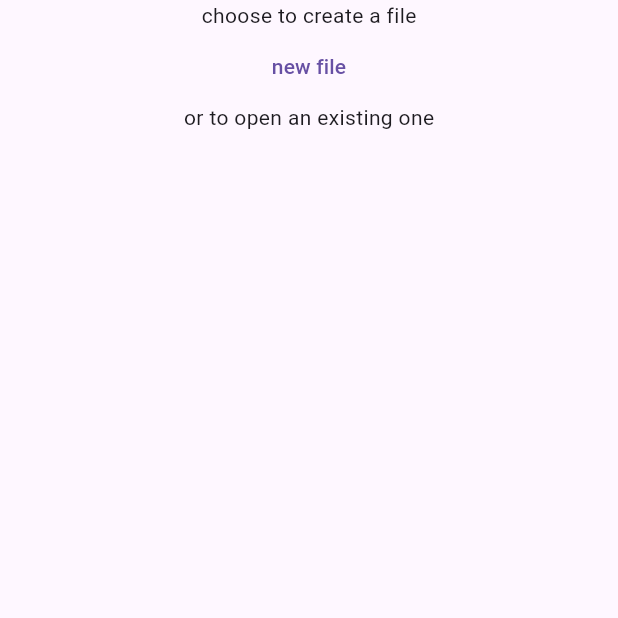
After one commit to nicolgit/blast, a Flutter app: the ChooseStorageView screen opened directly, after a tap on "Fake Cloud - for testing purposes only", on a phone screen of 412 x 824 dp, the top half of it. The commit adds this screen. Run offline on Flutter 3.47's test engine with Material 2 defaults, Android fonts, the phone set to English and light mode, and no system bars; our stand-ins replace kt_dart.

Commit message:
choose file view wip

```diff
--- /dev/null
+++ b/code/app/blastapp/lib/choose_file_view.dart
@@ -0,0 +1,35 @@
+import 'package:flutter/material.dart';
+import 'package:kt_dart/kt.dart';
+
+class ChooseFileView extends StatelessWidget {
+  const ChooseFileView({super.key});
+
+  @override
+  Widget build(BuildContext context) {
+    return Scaffold(
+      body: Center(
+          child: Column(
+        children: [
+          const Text('choose to create a file'),
+          TextButton(
+            onPressed: () {
+              //Navigator.pop(context);
+            },
+            child: const Text('new file'),
+          ),
+          const Text('or to open an existing one'),
+/*          ListView(
+            padding: const EdgeInsets.all(6),
+            children: <Widget>[
+              ListTile( title: Text("Battery Full"), leading: Icon(Icons.battery_full), trailing: Icon(Icons.star)),
+              ListTile( title: Text("Anchor"), leading: Icon(Icons.anchor), trailing: Icon(Icons.star)),
+              ListTile( title: Text("Alarm"), leading: Icon(Icons.access_alarm), trailing: Icon(Icons.star)),
+              ListTile( title: Text("Ballot"), leading: Icon(Icons.ballot), trailing: Icon(Icons.star))
+            ],
+          ),
+          */
+        ],
+      )),
+    );
+  }
+}
--- a/code/app/blastapp/lib/choose_storage_view.dart
+++ b/code/app/blastapp/lib/choose_storage_view.dart
@@ -1,4 +1,4 @@
-import 'package:blastapp/splash_view.dart';
+import 'package:blastapp/choose_file_view.dart';
 import 'package:flutter/material.dart';
 import 'package:kt_dart/kt.dart';
 
@@ -38,10 +38,13 @@ class ChooseStorageView extends StatelessWidget {
           ),
           TextButton(
             onPressed: () {
-              throw NotImplementedException('Fake Cloud not implemented');
+              Navigator.push(
+                context,
+                MaterialPageRoute(builder: (context) => const ChooseFileView()),
+              );
             },
             child: const Text(
-                'Fake Cloud(TM) - for testing purposes only, do not use!'),
+                'Fake Cloud - for testing purposes only'),
           ),
         ],
       )),
```
Also changed, not shown: 1 other file.
